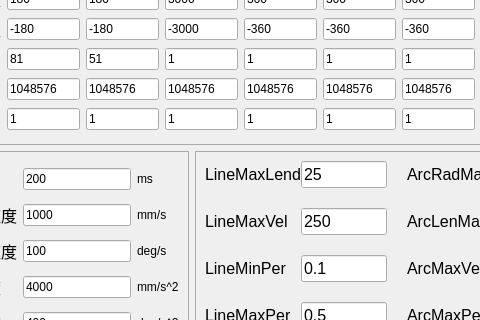
This is zoweerobot/UI/cjointparamsetui.ui in yisea123/Robot_Delta_GitHubPro as Qt 5 draws it before an edit; both pictures show x 99 to 579 and y 153 to 473 of the 723 by 623 pixel window. The edited form follows.
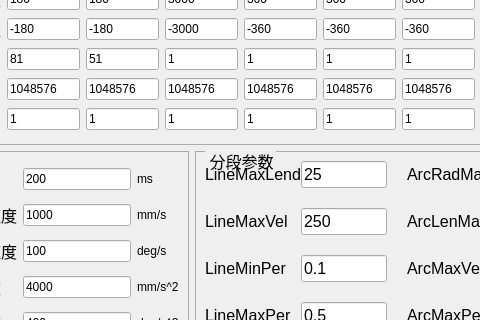
This is the edited form.

The edit to the form file:
```diff
--- a/zoweerobot/UI/cjointparamsetui.ui
+++ b/zoweerobot/UI/cjointparamsetui.ui
@@ -952,6 +952,9 @@
       </item>
       <item row="1" column="1">
        <widget class="QGroupBox" name="gridGroupBox_2">
+        <property name="title">
+         <string>分段参数</string>
+        </property>
         <layout class="QGridLayout" name="gridLayout_7">
          <property name="horizontalSpacing">
           <number>20</number>
```
